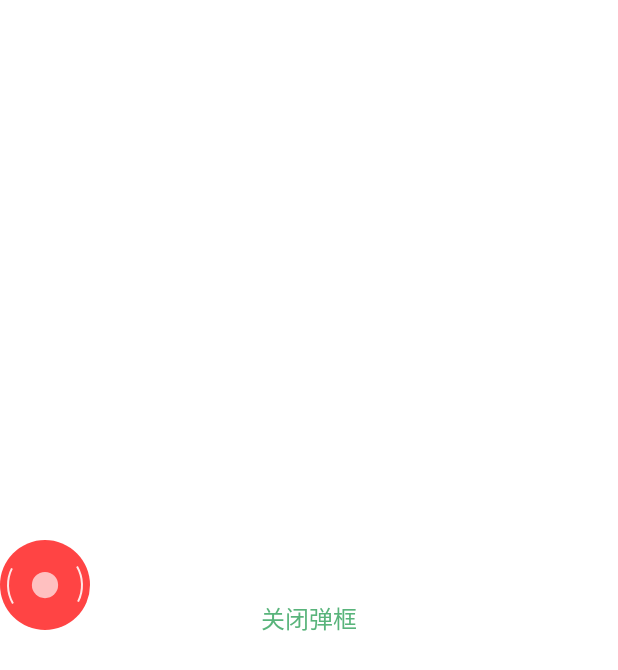
After one commit to githubwangjunqiang/DialogLogShowManager, an Android app: the layout show_log_sdk_cache_log_info_layout.xml on its own in the app's theme, with its tools: preview values and no code run, on a phone screen of 412 x 824 dp. The commit adds this screen. Shown: the top 670 px of the screen. Run offline under Robolectric (Android 15) with nearby library versions, the phone set to English and light mode, and no system bars.

Commit message:
文件排序

```diff
--- /dev/null
+++ b/dialoglogshow/src/main/res/layout/show_log_sdk_cache_log_info_layout.xml
@@ -0,0 +1,45 @@
+<?xml version="1.0" encoding="utf-8"?>
+<LinearLayout xmlns:android="http://schemas.android.com/apk/res/android"
+    xmlns:tools="http://schemas.android.com/tools"
+    android:layout_width="match_parent"
+    android:layout_height="wrap_content"
+    android:layout_gravity="center"
+    android:layout_marginHorizontal="10dp"
+    android:background="#CCFFFFFF"
+    android:orientation="vertical">
+
+    <ScrollView
+        android:layout_width="match_parent"
+        android:layout_height="match_parent">
+
+        <LinearLayout
+            android:layout_width="match_parent"
+            android:layout_height="match_parent"
+            android:orientation="vertical">
+
+            <com.xq.dialoglogshow.view.BigTextView
+                android:id="@+id/show_app_dialog_cache_file_log_tv_title"
+                android:layout_width="match_parent"
+                android:layout_height="wrap_content"
+                android:background="#B2E7F2"
+                android:lineHeight="20dp"
+                android:paddingHorizontal="6dp"
+                android:paddingVertical="6dp"
+                android:textColor="#0000ff"
+                android:textSize="14dp"
+                tools:text="请求地址：\nhttps://www.baidu.com" />
+
+
+            <TextView
+                android:id="@+id/show_app_dialog_confirm_btnok"
+                android:layout_width="match_parent"
+                android:layout_height="wrap_content"
+                android:gravity="center"
+                android:padding="10dp"
+                android:text="关闭弹框"
+                android:textAllCaps="true"
+                android:textColor="#59B47B"
+                android:textSize="16dp" />
+        </LinearLayout>
+    </ScrollView>
+</LinearLayout>
```
Also changed, not shown: dialoglogshow/src/main/java/com/xq/dialoglogshow/adapter/MyAdapter.java (+11 -0 lines), dialoglogshow/src/main/java/com/xq/dialoglogshow/dialog/DialogShowLogInfo.java (added, +79 -0 lines).
